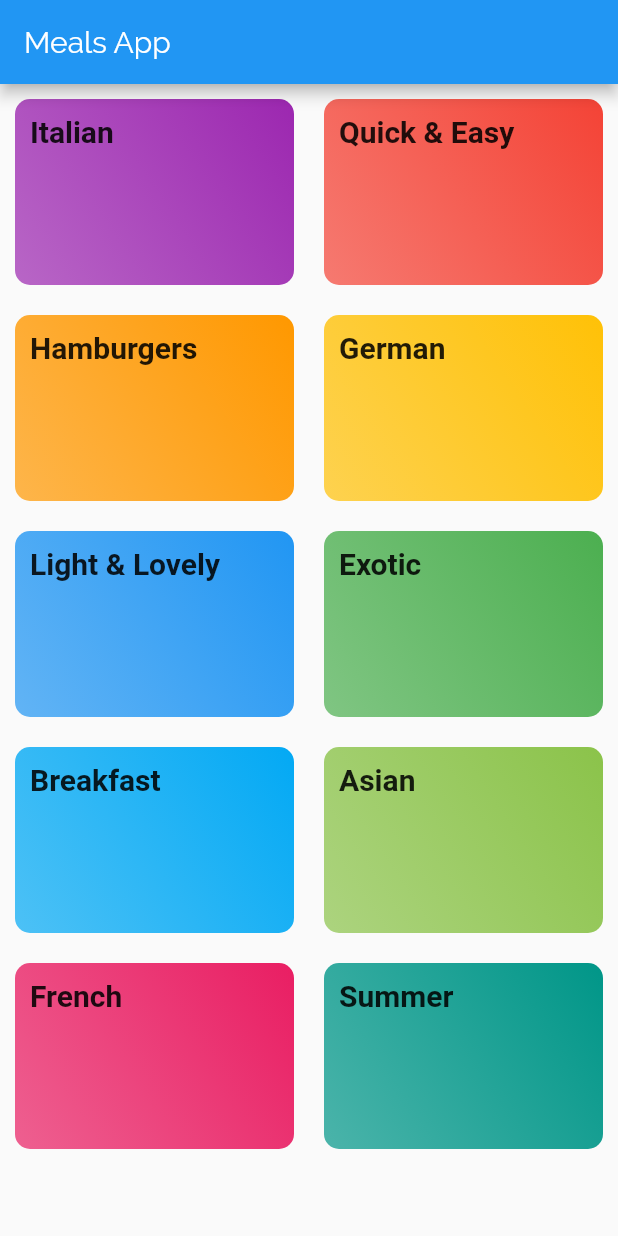
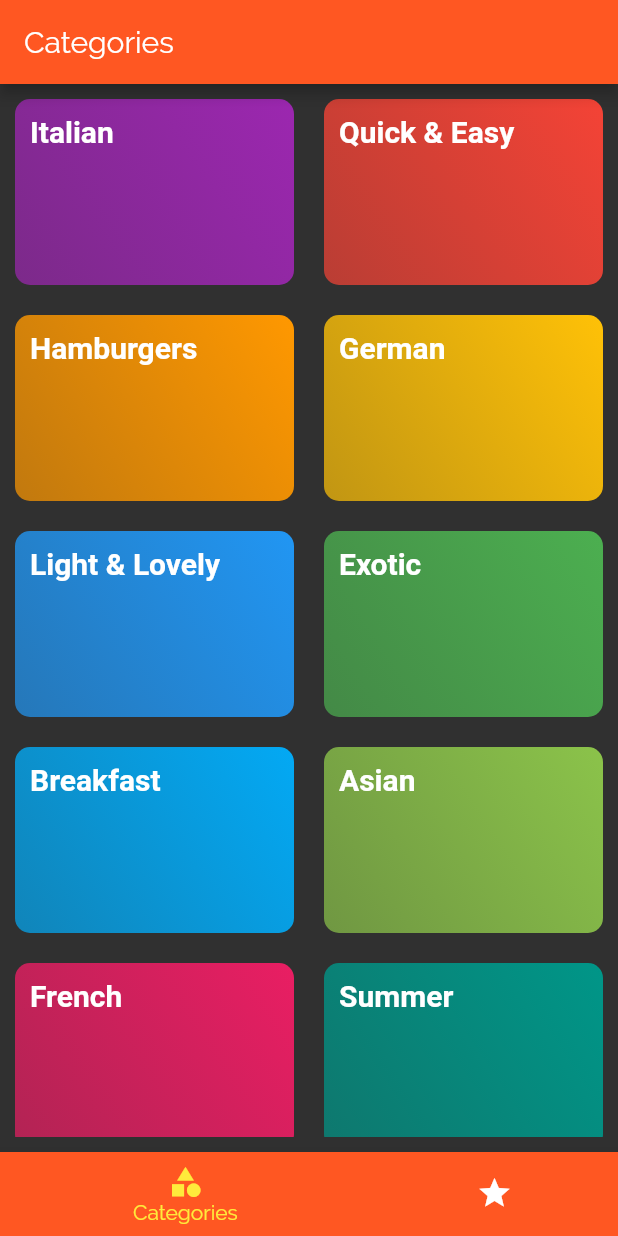
Before and after one commit to vigneshganesan008/Recipes_App, a Flutter app: the screen it shows after launch, on a phone screen of 412 x 824 dp. Run offline on Flutter 3.47's test engine with Material 2 defaults, Android fonts, the phone set to English and light mode, and no system bars; Roboto replaces fonts that are missing (RobotoComdensed).

Commit message:
dark theme and tabs bar added

```diff
--- a/lib/main.dart
+++ b/lib/main.dart
@@ -1,6 +1,7 @@
 import 'package:Meals_App/screens/categories_screen.dart';
 import 'package:Meals_App/screens/categoryMeals_screen.dart';
 import 'package:Meals_App/screens/mealsDetail_screen.dart';
+import 'package:Meals_App/screens/tabs_screen.dart';
 import "package:flutter/material.dart";
 
 main(List<String> args) {
@@ -13,10 +14,11 @@ class MyApp extends StatelessWidget {
     return MaterialApp(
       title: "Meals App",
       theme: ThemeData(
-        primarySwatch: Colors.blue,
-        accentColor: Colors.deepOrange,
+        brightness: Brightness.dark,
+        primaryColor: Colors.deepOrange,
+        accentColor: Colors.yellow,
         fontFamily: "Raleway",
-        textTheme: ThemeData.light().textTheme.copyWith(
+        textTheme: ThemeData.dark().textTheme.copyWith(
               bodyText1: TextStyle(
                 color: Color.fromRGBO(20, 51, 51, 1),
               ),
@@ -30,7 +32,7 @@ class MyApp extends StatelessWidget {
             ),
       ),
       routes: {
-        "/": (_) => CategoriesScreen(),
+        "/": (_) => TabsScreen(),
         CategoryMeals.routeName: (_) => CategoryMeals(),
         MealsDetails.routeName: (_) => MealsDetails(),
       },
--- a/lib/screens/categories_screen.dart
+++ b/lib/screens/categories_screen.dart
@@ -5,11 +5,7 @@ import "package:flutter/material.dart";
 class CategoriesScreen extends StatelessWidget {
   @override
   Widget build(BuildContext context) {
-    return Scaffold(
-      appBar: AppBar(
-        title: Text("Meals App"),
-      ),
-      body: Padding(
+    return Padding(
       padding: const EdgeInsets.all(10.0),
       child: GridView(
         gridDelegate: SliverGridDelegateWithMaxCrossAxisExtent(
@@ -22,7 +18,6 @@ class CategoriesScreen extends StatelessWidget {
             .map((e) => CategoryItem(e.id, e.title, e.color))
             .toList(),
       ),
-      ),
     );
   }
 }
--- /dev/null
+++ b/lib/screens/tabs_screen.dart
@@ -0,0 +1,56 @@
+import 'package:Meals_App/screens/categories_screen.dart';
+import 'package:Meals_App/screens/favorites_screen.dart';
+import 'package:flutter/material.dart';
+
+class TabsScreen extends StatefulWidget {
+  @override
+  _TabsScreenState createState() => _TabsScreenState();
+}
+
+class _TabsScreenState extends State<TabsScreen> {
+  List<Map<String, Object>> pages = [
+    {"page": CategoriesScreen(), "title": "Categories"},
+    {"page": FavoriteScreen(), "title": "Your Favorites"}
+  ];
+
+  int selectedPageIndex = 0;
+  void selectPage(int index) {
+    setState(() {
+      selectedPageIndex = index;
+    });
+  }
+
+  @override
+  Widget build(BuildContext context) {
+    return Scaffold(
+      appBar: AppBar(
+        title: Text(pages[selectedPageIndex]["title"]),
+      ),
+      body: pages[selectedPageIndex]["page"],
+      bottomNavigationBar: BottomNavigationBar(
+        items: [
+          BottomNavigationBarItem(
+            icon: Icon(Icons.category),
+            title: Text(
+              "Categories",
+              style: TextStyle(fontWeight: FontWeight.bold),
+            ),
+            backgroundColor: Theme.of(context).primaryColor,
+          ),
+          BottomNavigationBarItem(
+              icon: Icon(Icons.star),
+              title: Text(
+                "Favorites",
+                style: TextStyle(fontWeight: FontWeight.bold),
+              ),
+              backgroundColor: Theme.of(context).primaryColor),
+        ],
+        selectedItemColor: Theme.of(context).accentColor,
+        unselectedItemColor: Colors.white,
+        currentIndex: selectedPageIndex,
+        onTap: selectPage,
+        type: BottomNavigationBarType.shifting,
+      ),
+    );
+  }
+}
```
Also changed, not shown: lib/screens/favorites_screen.dart (added, +8 -0 lines), lib/screens/mealsDetail_screen.dart (+5 -2 lines), lib/widgets/meal_item.dart (+12 -3 lines). Lines whose indentation alone changed are shown as unchanged.
